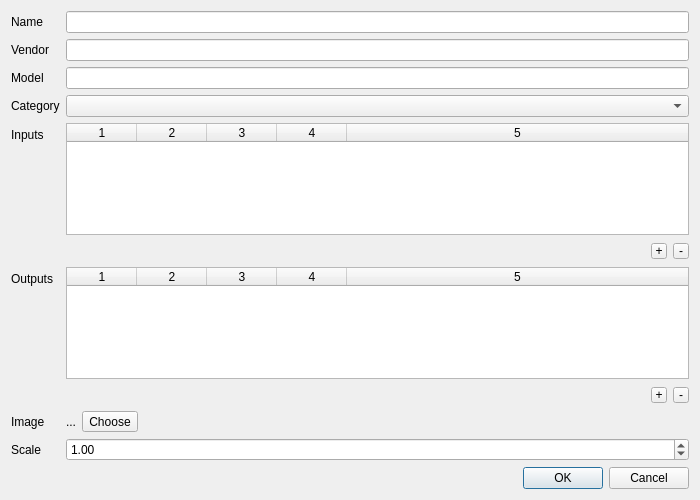
First picture: the form in deviceproperties.ui, repository uliss/patch_scene, before the edit.
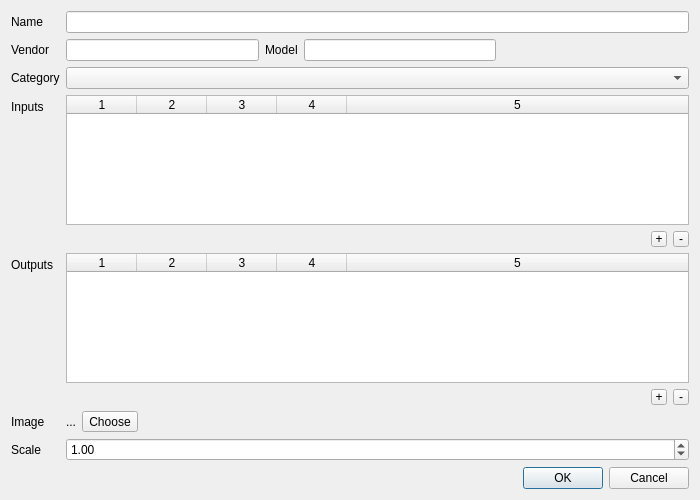
Second picture: the form after the edit.

Commit message: vendor/model support added

The edit to the form file:
```diff
--- a/deviceproperties.ui
+++ b/deviceproperties.ui
@@ -39,7 +39,50 @@
        </property>
       </widget>
      </item>
-     <item row="3" column="0">
+     <item row="1" column="0">
+      <widget class="QLabel" name="vendorLabel">
+       <property name="text">
+        <string>Vendor</string>
+       </property>
+       <property name="buddy">
+        <cstring>vendor</cstring>
+       </property>
+      </widget>
+     </item>
+     <item row="1" column="1">
+      <layout class="QHBoxLayout" name="horizontalLayout_5" stretch="0,0,0,0">
+       <item>
+        <widget class="QLineEdit" name="vendor"/>
+       </item>
+       <item>
+        <widget class="QLabel" name="modelLabel">
+         <property name="text">
+          <string>Model</string>
+         </property>
+         <property name="buddy">
+          <cstring>model</cstring>
+         </property>
+        </widget>
+       </item>
+       <item>
+        <widget class="QLineEdit" name="model"/>
+       </item>
+       <item>
+        <spacer name="horizontalSpacer_4">
+         <property name="orientation">
+          <enum>Qt::Horizontal</enum>
+         </property>
+         <property name="sizeHint" stdset="0">
+          <size>
+           <width>40</width>
+           <height>20</height>
+          </size>
+         </property>
+        </spacer>
+       </item>
+      </layout>
+     </item>
+     <item row="2" column="0">
       <widget class="QLabel" name="categoryLabel">
        <property name="text">
         <string>Category</string>
@@ -49,10 +92,10 @@
        </property>
       </widget>
      </item>
-     <item row="3" column="1">
+     <item row="2" column="1">
       <widget class="QComboBox" name="category"/>
      </item>
-     <item row="4" column="0">
+     <item row="3" column="0">
       <widget class="QLabel" name="inletsLabel">
        <property name="text">
         <string>Inputs</string>
@@ -62,7 +105,7 @@
        </property>
       </widget>
      </item>
-     <item row="4" column="1">
+     <item row="3" column="1">
       <widget class="QTableWidget" name="inlets">
        <property name="sizePolicy">
         <sizepolicy hsizetype="Expanding" vsizetype="Expanding">
@@ -101,7 +144,7 @@
        <column/>
       </widget>
      </item>
-     <item row="5" column="1">
+     <item row="4" column="1">
       <widget class="QWidget" name="inletContainer" native="true">
        <property name="sizePolicy">
         <sizepolicy hsizetype="Expanding" vsizetype="Minimum">
@@ -127,10 +170,13 @@
           <property name="orientation">
            <enum>Qt::Horizontal</enum>
           </property>
+          <property name="sizeType">
+           <enum>QSizePolicy::Maximum</enum>
+          </property>
           <property name="sizeHint" stdset="0">
            <size>
-            <width>352</width>
-            <height>20</height>
+            <width>100000</width>
+            <height>0</height>
            </size>
           </property>
          </spacer>
@@ -170,7 +216,7 @@
        </layout>
       </widget>
      </item>
-     <item row="6" column="0">
+     <item row="5" column="0">
       <widget class="QLabel" name="outletsLabel">
        <property name="text">
         <string>Outputs</string>
@@ -180,7 +226,7 @@
        </property>
       </widget>
      </item>
-     <item row="6" column="1">
+     <item row="5" column="1">
       <widget class="QTableWidget" name="outlets">
        <property name="sizePolicy">
         <sizepolicy hsizetype="Expanding" vsizetype="Expanding">
@@ -219,7 +265,7 @@
        <column/>
       </widget>
      </item>
-     <item row="7" column="1">
+     <item row="6" column="1">
       <widget class="QWidget" name="outletContainer" native="true">
        <property name="sizePolicy">
         <sizepolicy hsizetype="Expanding" vsizetype="Preferred">
@@ -247,8 +293,8 @@
           </property>
           <property name="sizeHint" stdset="0">
            <size>
-            <width>352</width>
-            <height>20</height>
+            <width>10000</width>
+            <height>0</height>
            </size>
           </property>
          </spacer>
@@ -378,32 +424,6 @@
        </property>
       </widget>
      </item>
-     <item row="1" column="0">
-      <widget class="QLabel" name="vendorLabel">
-       <property name="text">
-        <string>Vendor</string>
-       </property>
-       <property name="buddy">
-        <cstring>vendor</cstring>
-       </property>
-      </widget>
-     </item>
-     <item row="1" column="1">
-      <widget class="QLineEdit" name="vendor"/>
-     </item>
-     <item row="2" column="0">
-      <widget class="QLabel" name="modelLabel">
-       <property name="text">
-        <string>Model</string>
-       </property>
-       <property name="buddy">
-        <cstring>model</cstring>
-       </property>
-      </widget>
-     </item>
-     <item row="2" column="1">
-      <widget class="QLineEdit" name="model"/>
-     </item>
     </layout>
    </item>
    <item>
```
Left out of the diff: 12 changed lines with no effect on the pictures. The commit also changes 1 other file.
